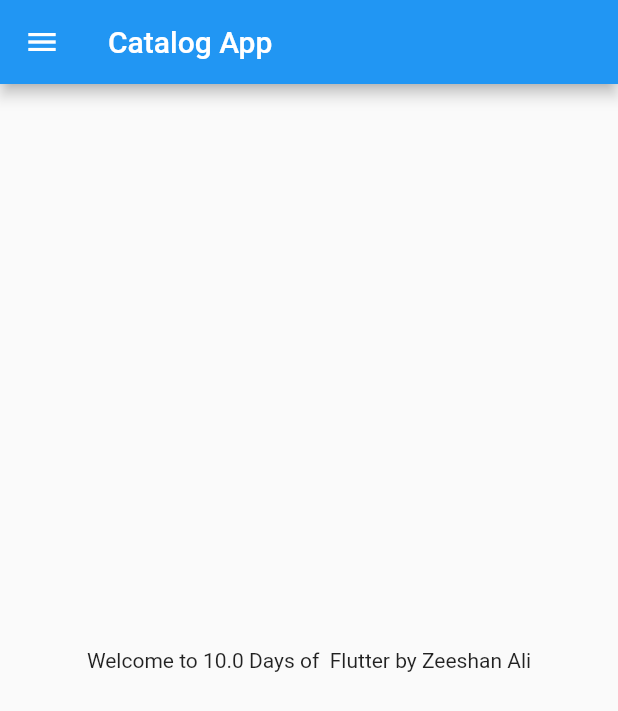
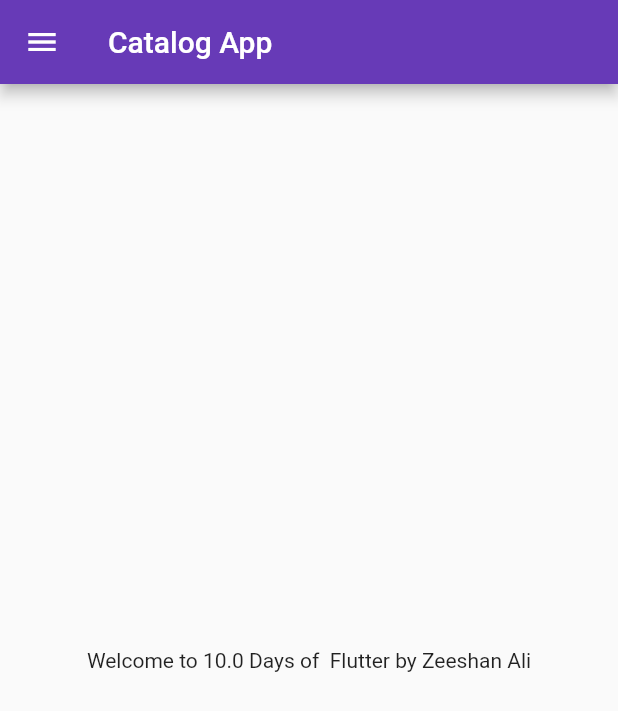
Before and after one commit to ZeeshanAliTll/FlutterCataLogApp, a Flutter app: the screen it shows after launch, on a phone screen of 412 x 824 dp. Shown: the top 711 px of the screen. Run offline on Flutter 3.47's test engine with Material 2 defaults, Android fonts, the phone set to English and light mode, and no system bars.

Commit message:
Day 3 Completed

```diff
--- a/lib/main.dart
+++ b/lib/main.dart
@@ -1,5 +1,6 @@
 import 'package:flutter/material.dart';
-import 'package:flutter_application/home_page.dart';
+import 'package:flutter_application/pages/home_page.dart';
+import 'package:flutter_application/pages/login_Page.dart';
 
 void main(List<String> args) {
 
@@ -15,7 +16,23 @@ class MyApp extends StatelessWidget {
 
 
     return MaterialApp(
-      home:HomePage()
+
+      themeMode: ThemeMode.light,
+      theme: ThemeData(
+        primarySwatch: Colors.deepPurple
+      ),
+      darkTheme: ThemeData(
+        brightness: Brightness.light
+
+      ),
+      initialRoute: "/home",
+      routes: {
+      "/":(context) => LoginPage(),
+      "/Login": (context) =>LoginPage(),
+      "/home":(context) => HomePage()
+
+
+      },
     );
   }
 }
```
Also changed, not shown: lib/pages/login_Page.dart (added, +21 -0 lines), lib/pages/home_page.dart (renamed from lib/home_page.dart).
